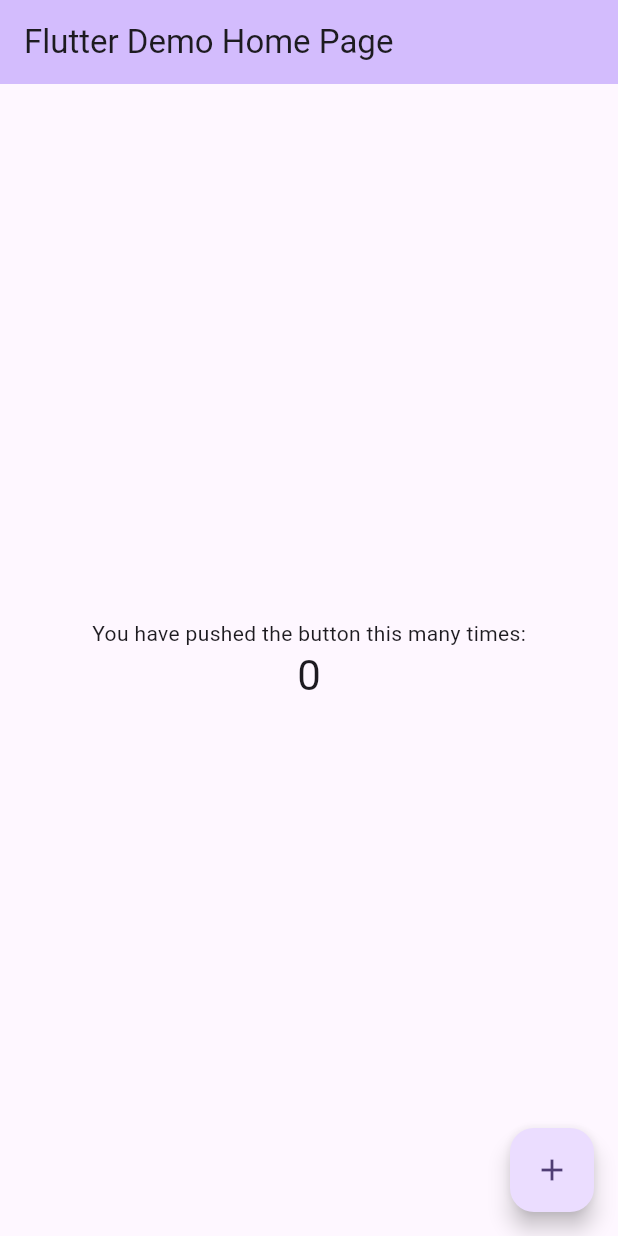
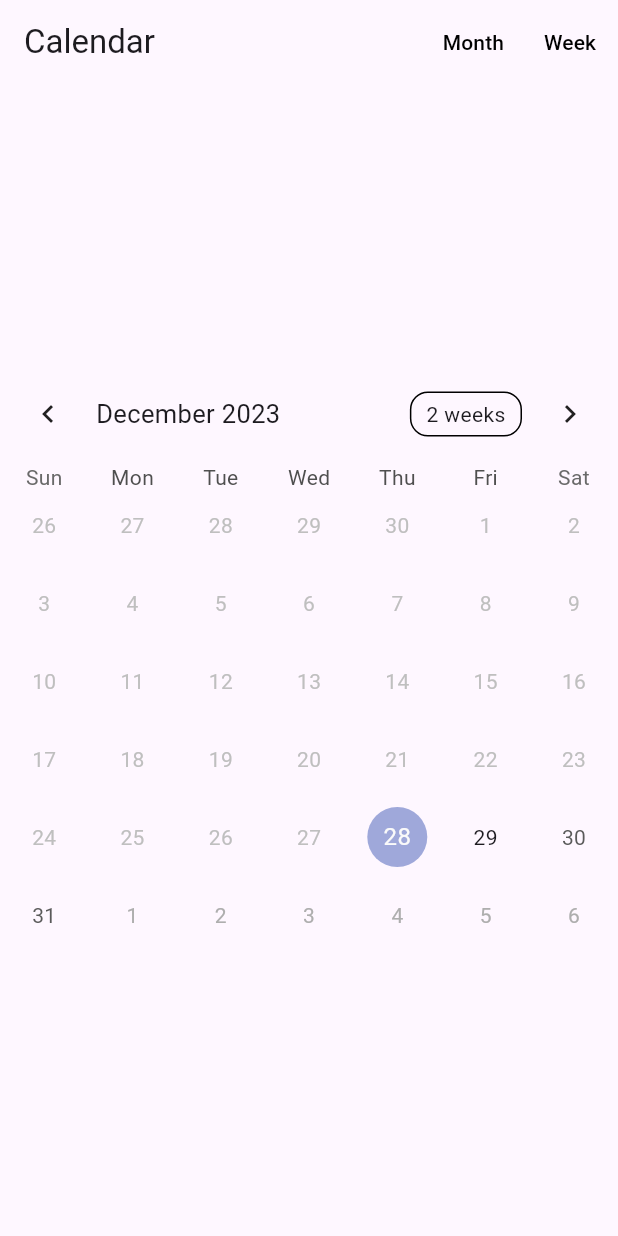
Before and after one commit to umeshtik3/assignment, a Flutter app: the screen it shows after launch, on a phone screen of 412 x 824 dp. Run offline on Flutter 3.47's test engine with Material 3 defaults, Android fonts, the phone set to English and light mode, and no system bars; drawn by our look-alikes of table_calendar.

Commit message:
date range is selected is done

```diff
--- a/lib/main.dart
+++ b/lib/main.dart
@@ -1,125 +1,142 @@
+import 'dart:math';
+
 import 'package:flutter/material.dart';
+import 'package:table_calendar/table_calendar.dart';
 
 void main() {
-  runApp(const MyApp());
+  runApp(MyApp());
 }
 
 class MyApp extends StatelessWidget {
-  const MyApp({super.key});
-
-  // This widget is the root of your application.
   @override
   Widget build(BuildContext context) {
     return MaterialApp(
-      title: 'Flutter Demo',
+      title: 'Flutter Calendar',
       theme: ThemeData(
-        // This is the theme of your application.
-        //
-        // TRY THIS: Try running your application with "flutter run". You'll see
-        // the application has a blue toolbar. Then, without quitting the app,
-        // try changing the seedColor in the colorScheme below to Colors.green
-        // and then invoke "hot reload" (save your changes or press the "hot
-        // reload" button in a Flutter-supported IDE, or press "r" if you used
-        // the command line to start the app).
-        //
-        // Notice that the counter didn't reset back to zero; the application
-        // state is not lost during the reload. To reset the state, use hot
-        // restart instead.
-        //
-        // This works for code too, not just values: Most code changes can be
-        // tested with just a hot reload.
-        colorScheme: ColorScheme.fromSeed(seedColor: Colors.deepPurple),
-        useMaterial3: true,
+        primarySwatch: Colors.blue,
       ),
-      home: const MyHomePage(title: 'Flutter Demo Home Page'),
+      home: const CalendarPage(),
     );
   }
 }
 
-class MyHomePage extends StatefulWidget {
-  const MyHomePage({super.key, required this.title});
-
-  // This widget is the home page of your application. It is stateful, meaning
-  // that it has a State object (defined below) that contains fields that affect
-  // how it looks.
-
-  // This class is the configuration for the state. It holds the values (in this
-  // case the title) provided by the parent (in this case the App widget) and
-  // used by the build method of the State. Fields in a Widget subclass are
-  // always marked "final".
-
-  final String title;
+class CalendarPage extends StatefulWidget {
+  const CalendarPage({Key? key}) : super(key: key);
 
   @override
-  State<MyHomePage> createState() => _MyHomePageState();
+  State<CalendarPage> createState() => _CalendarPageState();
 }
 
-class _MyHomePageState extends State<MyHomePage> {
-  int _counter = 0;
+class _CalendarPageState extends State<CalendarPage> {
+  CalendarFormat _calendarFormat = CalendarFormat.month;
+  DateTime _focusedDay = DateTime.now();
+  DateTime? _selectedDay;
+  final List<Event> _events = [];
+  final List<DateTime> _selectedDays = [];
+  List<dynamic> _eventsForSelectedDays = [];
+  DateTime _rangeStartDay = DateTime.now();
+  DateTime _rangeEndDay = DateTime.now();
+  @override
+  void initState() {
+    // TODO: implement initState
+    super.initState();
+    _events.addAll(List.generate(10, (index) => generateRandomEvent()));
+  }
 
-  void _incrementCounter() {
-    setState(() {
-      // This call to setState tells the Flutter framework that something has
-      // changed in this State, which causes it to rerun the build method below
-      // so that the display can reflect the updated values. If we changed
-      // _counter without calling setState(), then the build method would not be
-      // called again, and so nothing would appear to happen.
-      _counter++;
-    });
+  Event generateRandomEvent() {
+    final random = Random();
+    final title = 'Event ${random.nextInt(1000)}'; // Generate a unique title
+    final startTime = DateTime.now().add(Duration(hours: random.nextInt(24)));
+    final endTime = startTime.add(Duration(
+        hours: random.nextInt(4))); // End time within 4 hours of start time
+    return Event(title, startTime, endTime);
   }
 
   @override
   Widget build(BuildContext context) {
-    // This method is rerun every time setState is called, for instance as done
-    // by the _incrementCounter method above.
-    //
-    // The Flutter framework has been optimized to make rerunning build methods
-    // fast, so that you can just rebuild anything that needs updating rather
-    // than having to individually change instances of widgets.
     return Scaffold(
       appBar: AppBar(
-        // TRY THIS: Try changing the color here to a specific color (to
-        // Colors.amber, perhaps?) and trigger a hot reload to see the AppBar
-        // change color while the other colors stay the same.
-        backgroundColor: Theme.of(context).colorScheme.inversePrimary,
-        // Here we take the value from the MyHomePage object that was created by
-        // the App.build method, and use it to set our appbar title.
-        title: Text(widget.title),
+        title: const Text('Calendar'),
+        actions: [
+          TextButton(
+            onPressed: () =>
+                setState(() => _calendarFormat = CalendarFormat.month),
+            child: const Text(
+              'Month',
+              style: TextStyle(color: Colors.black),
+            ),
+          ),
+          TextButton(
+            onPressed: () =>
+                setState(() => _calendarFormat = CalendarFormat.week),
+            child: const Text('Week', style: TextStyle(color: Colors.black)),
+          ),
+        ],
       ),
       body: Center(
-        // Center is a layout widget. It takes a single child and positions it
-        // in the middle of the parent.
-        child: Column(
-          // Column is also a layout widget. It takes a list of children and
-          // arranges them vertically. By default, it sizes itself to fit its
-          // children horizontally, and tries to be as tall as its parent.
-          //
-          // Column has various properties to control how it sizes itself and
-          // how it positions its children. Here we use mainAxisAlignment to
-          // center the children vertically; the main axis here is the vertical
-          // axis because Columns are vertical (the cross axis would be
-          // horizontal).
-          //
-          // TRY THIS: Invoke "debug painting" (choose the "Toggle Debug Paint"
-          // action in the IDE, or press "p" in the console), to see the
-          // wireframe for each widget.
-          mainAxisAlignment: MainAxisAlignment.center,
-          children: <Widget>[
-            const Text(
-              'You have pushed the button this many times:',
-            ),
-            Text(
-              '$_counter',
-              style: Theme.of(context).textTheme.headlineMedium,
-            ),
-          ],
+        child: TableCalendar(
+          firstDay: DateTime.now(),
+          lastDay: DateTime.now().add(const Duration(days: (365 * 10))),
+          focusedDay: _focusedDay,
+          calendarFormat: _calendarFormat,
+          selectedDayPredicate: (day) => _selectedDays.contains(day),
+          onDaySelected: _handleDaySelected,
+          rangeStartDay:  _rangeStartDay,
+          rangeEndDay: _rangeEndDay,
+
+          onRangeSelected: (start, end, focusedDay) {
+            print('object');
+            _rangeStartDay =start!;
+            _rangeEndDay = end!;
+          },
         ),
       ),
-      floatingActionButton: FloatingActionButton(
-        onPressed: _incrementCounter,
-        tooltip: 'Increment',
-        child: const Icon(Icons.add),
-      ), // This trailing comma makes auto-formatting nicer for build methods.
+    );
+  }
+
+  void _handleDaySelected(DateTime selectedDay, DateTime focusedDay) {
+    setState(() {
+
+      if (_selectedDays.contains(selectedDay)) {
+        _selectedDays.remove(selectedDay);
+      } else {
+        _selectedDays.add(selectedDay);
+        _eventsForSelectedDays = _fetchEventsForDays(_selectedDays);
+        // _showEventBottomSheet();
+      }
+      _rangeEndDay = _selectedDays.last;
+      _rangeStartDay = _selectedDays.first;
+      _focusedDay = focusedDay;
+    });
+  }
+
+  List<Event> _fetchEventsForDays(List<DateTime> days) {
+    return _events.where((event) => days.contains(event.startTime)).toList();
+  }
+
+  void _showEventBottomSheet() {
+    showModalBottomSheet(
+      context: context,
+      builder: (context) {
+        return ListView.builder(
+          itemCount: _eventsForSelectedDays.length,
+          itemBuilder: (context, index) {
+            return ListTile(
+              title: Text(
+                  _eventsForSelectedDays[index].title), // Adjust for your model
+              // ... other event details
+            );
+          },
+        );
+      },
     );
   }
 }
+
+class Event {
+  final String title;
+  final DateTime startTime;
+  final DateTime endTime;
+
+  Event(this.title, this.startTime, this.endTime);
+}
--- a/pubspec.yaml
+++ b/pubspec.yaml
@@ -35,6 +35,7 @@ dependencies:
   # The following adds the Cupertino Icons font to your application.
   # Use with the CupertinoIcons class for iOS style icons.
   cupertino_icons: ^1.0.2
+  table_calendar: ^3.0.9
 
 dev_dependencies:
   flutter_test:
```
Also changed, not shown: pubspec.lock, 1 other file.
